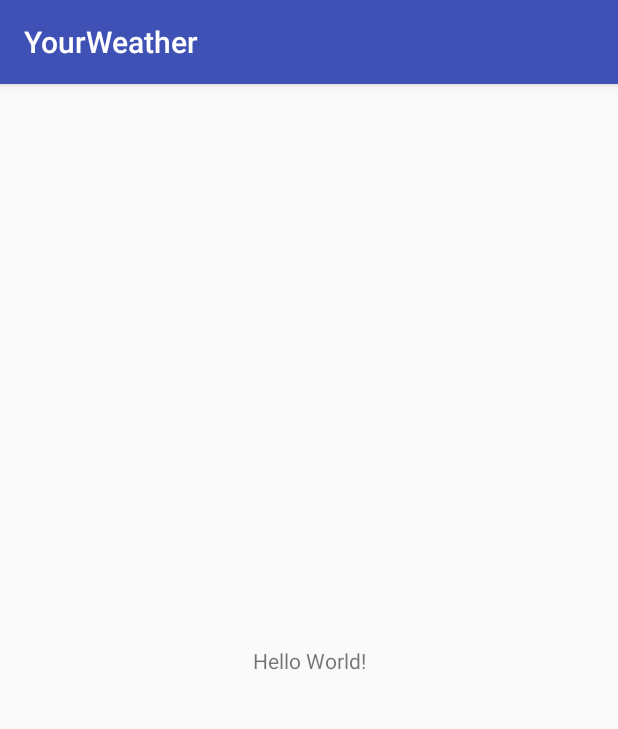
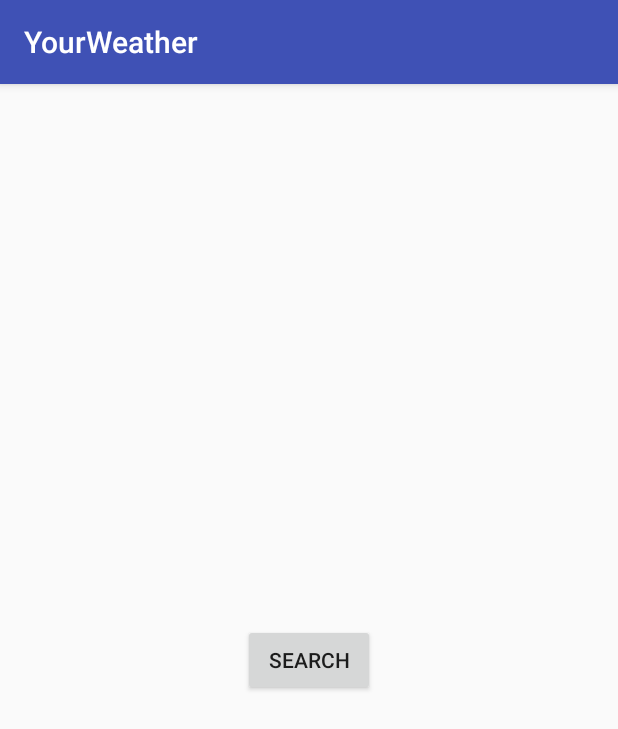
Before and after one commit to ErikMedina/YourWeather, an Android app: the screen it shows after launch (SearchActivity), on a phone screen of 412 x 824 dp. Shown: the top 729 px of the screen. Run offline under Robolectric (Android 15) with nearby library versions, the phone set to English and light mode, and no system bars; our stand-ins replace ButterKnife, Timber; 1 statement that could not run was skipped.

```diff
--- a/app/build.gradle
+++ b/app/build.gradle
@@ -32,7 +32,7 @@ dependencies {
     androidTestCompile('com.android.support.test.espresso:espresso-core:2.2.2', {
         exclude group: 'com.android.support', module: 'support-annotations'
     })
-    compile 'com.android.support:appcompat-v7:25.2.0'
+    compile 'com.android.support:appcompat-v7:25.3.0'
     compile 'com.android.support.constraint:constraint-layout:1.0.1'
     testCompile 'junit:junit:4.12'
     compile 'com.jakewharton:butterknife:8.5.1'
@@ -40,4 +40,5 @@ dependencies {
     compile 'com.google.code.gson:gson:2.8.0'
     compile 'com.squareup.retrofit2:retrofit:2.2.0'
     compile 'com.squareup.retrofit2:converter-gson:2.2.0'
+    compile 'com.jakewharton.timber:timber:4.5.1'
 }
--- a/app/src/main/AndroidManifest.xml
+++ b/app/src/main/AndroidManifest.xml
@@ -4,6 +4,7 @@
   <uses-permission android:name="android.permission.INTERNET" />
 
   <application
+    android:name=".MyApplication"
     android:allowBackup="true"
     android:icon="@mipmap/ic_launcher"
     android:label="@string/app_name"
--- /dev/null
+++ b/app/src/main/java/com/erikmedina/yourweather/MyApplication.java
@@ -0,0 +1,27 @@
+package com.erikmedina.yourweather;
+
+import android.app.Application;
+import com.erikmedina.yourweather.util.log.CrashReportingTree;
+import timber.log.Timber;
+
+/**
+ * Created by erik on 25/03/17.
+ */
+
+public class MyApplication extends Application {
+
+  @Override
+  public void onCreate() {
+    super.onCreate();
+
+    configTimber();
+  }
+
+  private void configTimber() {
+    if (BuildConfig.DEBUG) {
+      Timber.plant(new Timber.DebugTree());
+    } else {
+      Timber.plant(new CrashReportingTree());
+    }
+  }
+}
--- a/app/src/main/java/com/erikmedina/yourweather/ui/base/BaseActivity.java
+++ b/app/src/main/java/com/erikmedina/yourweather/ui/base/BaseActivity.java
@@ -9,11 +9,14 @@ import butterknife.ButterKnife;
  * Created by erik on 23/03/17.
  */
 
-public class BaseActivity extends AppCompatActivity {
+public abstract class BaseActivity extends AppCompatActivity {
 
   @Override
   protected void onCreate(@Nullable Bundle savedInstanceState) {
     super.onCreate(savedInstanceState);
+    setContentView(getLayoutResourceId());
     ButterKnife.bind(this);
   }
+
+  protected abstract int getLayoutResourceId();
 }
--- a/app/src/main/java/com/erikmedina/yourweather/ui/search/SearchActivity.java
+++ b/app/src/main/java/com/erikmedina/yourweather/ui/search/SearchActivity.java
@@ -1,15 +1,28 @@
 package com.erikmedina.yourweather.ui.search;
 
 import android.os.Bundle;
+import butterknife.OnClick;
 import com.erikmedina.yourweather.R;
 import com.erikmedina.yourweather.ui.base.BaseActivity;
 
 public class SearchActivity extends BaseActivity
     implements SearchView {
 
+  SearchPresenter searchPresenter;
+
   @Override
   protected void onCreate(Bundle savedInstanceState) {
     super.onCreate(savedInstanceState);
-    setContentView(R.layout.activity_main);
+    searchPresenter = new SearchPresenterImpl();
+  }
+
+  @Override
+  protected int getLayoutResourceId() {
+    return R.layout.activity_main;
+  }
+
+  @OnClick(R.id.b_search)
+  public void onButtonSearchClicked() {
+    searchPresenter.searchLocation("Madrid");
   }
 }
--- a/app/src/main/java/com/erikmedina/yourweather/ui/search/SearchPresenter.java
+++ b/app/src/main/java/com/erikmedina/yourweather/ui/search/SearchPresenter.java
@@ -6,4 +6,5 @@ package com.erikmedina.yourweather.ui.search;
 
 public interface SearchPresenter {
 
+  void searchLocation(String location);
 }
--- a/app/src/main/java/com/erikmedina/yourweather/ui/search/SearchPresenterImpl.java
+++ b/app/src/main/java/com/erikmedina/yourweather/ui/search/SearchPresenterImpl.java
@@ -6,4 +6,8 @@ package com.erikmedina.yourweather.ui.search;
 
 class SearchPresenterImpl implements SearchPresenter {
 
+  @Override
+  public void searchLocation(String location) {
+
+  }
 }
--- a/app/src/main/res/layout/activity_main.xml
+++ b/app/src/main/res/layout/activity_main.xml
@@ -6,13 +6,17 @@
   android:layout_height="match_parent"
   tools:context="com.erikmedina.yourweather.ui.search.SearchActivity">
 
-  <TextView
+  <Button
+    android:id="@+id/b_search"
     android:layout_width="wrap_content"
     android:layout_height="wrap_content"
-    android:text="Hello World!"
+    android:text="@string/search"
+    android:layout_marginLeft="8dp"
+    app:layout_constraintLeft_toLeftOf="parent"
+    android:layout_marginRight="8dp"
+    app:layout_constraintRight_toRightOf="parent"
+    app:layout_constraintTop_toTopOf="parent"
+    android:layout_marginTop="8dp"
     app:layout_constraintBottom_toBottomOf="parent"
-    app:layout_constraintLeft_toLeftOf="parent"
-    app:layout_constraintRight_toRightOf="parent"
-    app:layout_constraintTop_toTopOf="parent" />
-
+    android:layout_marginBottom="8dp" />
 </android.support.constraint.ConstraintLayout>
--- a/app/src/main/res/values/strings.xml
+++ b/app/src/main/res/values/strings.xml
@@ -1,4 +1,5 @@
 <resources>
   <string name="app_name">YourWeather</string>
   <string name="search_hint">Search</string>
+  <string name="search">Search</string>
 </resources>
```
Also changed, not shown: app/src/main/java/com/erikmedina/yourweather/util/log/CrashReportingTree.java (added, +18 -0 lines).
